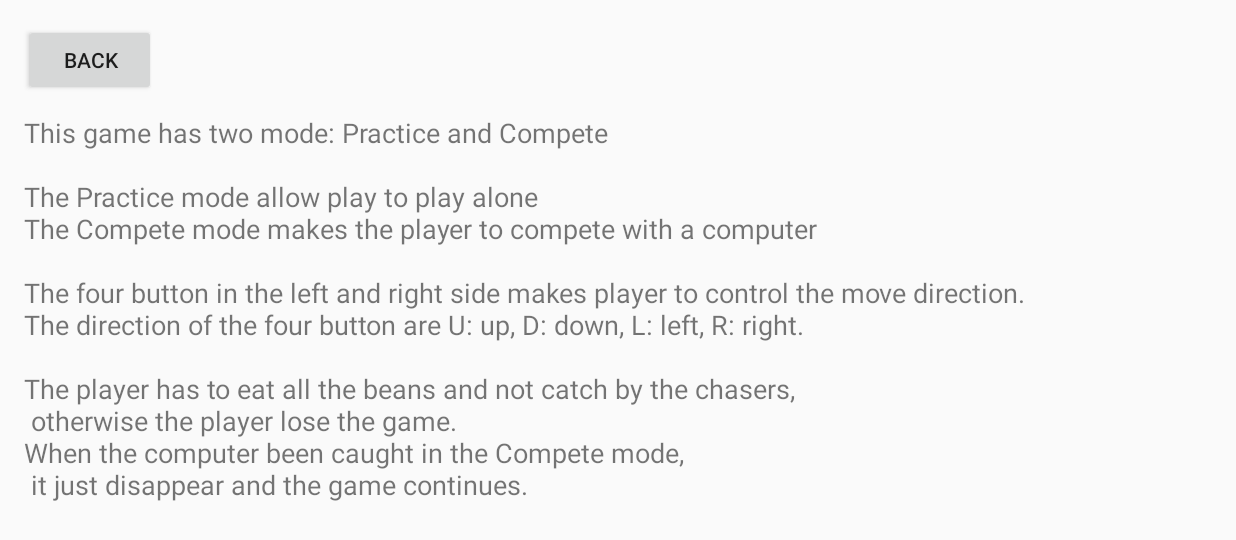
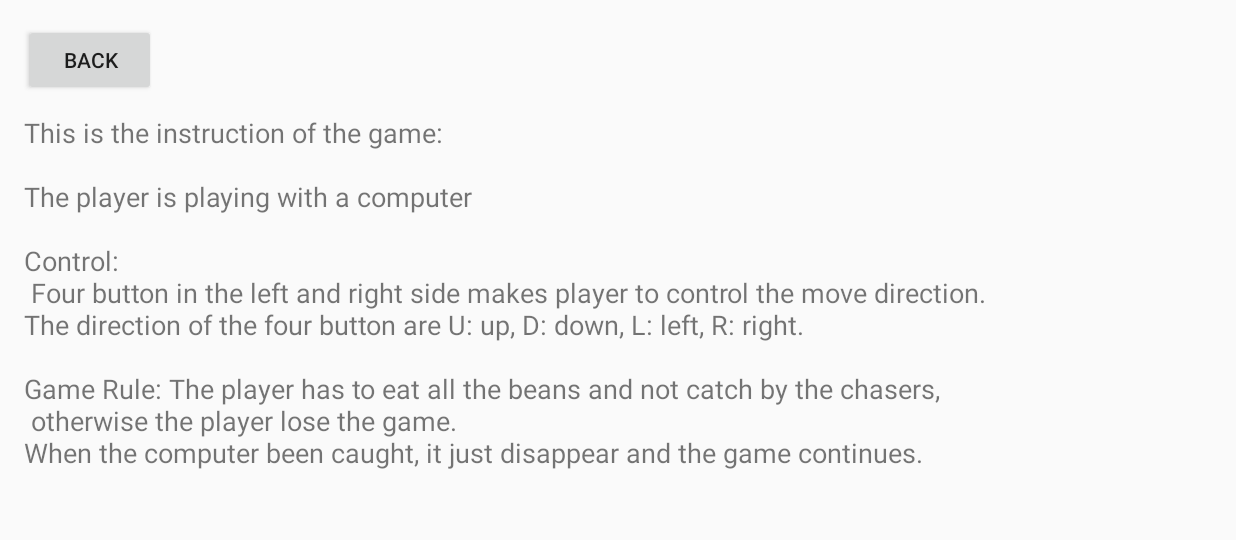
Before and after one commit to EricLuoisme/RetroGame2018s2, an Android app: the Instruction screen opened directly, with no data from a screen before it, on a phone screen of 824 x 412 dp (held sideways). Shown: the top 540 px of the screen. Run offline under Robolectric (Android 15) with nearby library versions, the phone set to English and light mode, and no system bars.

Commit message:
delete the practice function

```diff
--- a/app/src/main/java/com/example/jiangxinwei/pacman/GameActivity.java
+++ b/app/src/main/java/com/example/jiangxinwei/pacman/GameActivity.java
@@ -10,14 +10,10 @@ import android.widget.Button;
 public class GameActivity extends AppCompatActivity implements GameOver {
 
     private PacmanView pacmanView;
-    public static String function = "";
 
     @Override
     protected void onCreate(Bundle savedInstanceState) {
         super.onCreate(savedInstanceState);
-
-        function = getIntent().getStringExtra("method");
-
         requestWindowFeature(Window.FEATURE_NO_TITLE);
         getWindow().setFlags(WindowManager.LayoutParams.FLAG_FULLSCREEN,
                 WindowManager.LayoutParams.FLAG_FULLSCREEN);
--- a/app/src/main/java/com/example/jiangxinwei/pacman/Instruction.java
+++ b/app/src/main/java/com/example/jiangxinwei/pacman/Instruction.java
@@ -21,13 +21,12 @@ public class Instruction extends AppCompatActivity {
 
         TextView instructionText = (TextView)findViewById(R.id.textView_instruction);
         String instruction;
-        instruction = "This game has two mode: Practice and Compete \n\n";
-        instruction += "The Practice mode allow play to play alone\n";
-        instruction += "The Compete mode makes the player to compete with a computer\n\n";
-        instruction += "The four button in the left and right side makes player to control the move direction.\n";
+        instruction = "This is the instruction of the game:\n\n";
+        instruction += "The player is playing with a computer\n\n";
+        instruction += "Control:\n Four button in the left and right side makes player to control the move direction.\n";
         instruction += "The direction of the four button are U: up, D: down, L: left, R: right.\n\n";
-        instruction += "The player has to eat all the beans and not catch by the chasers, \n otherwise the player lose the game. \n";
-        instruction += "When the computer been caught in the Compete mode, \n it just disappear and the game continues.";
+        instruction += "Game Rule: The player has to eat all the beans and not catch by the chasers, \n otherwise the player lose the game. \n";
+        instruction += "When the computer been caught, it just disappear and the game continues.";
 
 
         instructionText.setText(instruction);
--- a/app/src/main/java/com/example/jiangxinwei/pacman/LoseActivity.java
+++ b/app/src/main/java/com/example/jiangxinwei/pacman/LoseActivity.java
@@ -26,7 +26,7 @@ public class LoseActivity extends AppCompatActivity {
     }
 
     public void ResetGame(View view) {
-        Intent intent = new Intent(this, WelcomeActivity.class);
+        Intent intent = new Intent(this, GameActivity.class);
         startActivity(intent);
     }
 }
--- a/app/src/main/java/com/example/jiangxinwei/pacman/WonActivity.java
+++ b/app/src/main/java/com/example/jiangxinwei/pacman/WonActivity.java
@@ -25,7 +25,7 @@ public class WonActivity extends AppCompatActivity {
     }
 
     public void ResetGame(View view) {
-        Intent intent = new Intent(this, WelcomeActivity.class);
+        Intent intent = new Intent(this, GameActivity.class);
         startActivity(intent);
     }
 }
```
Also changed, not shown: app/src/main/java/com/example/jiangxinwei/pacman/Beans.java (+1 -28 lines), app/src/main/java/com/example/jiangxinwei/pacman/Game.java (+3 -14 lines), app/src/main/java/com/example/jiangxinwei/pacman/PacmanView.java (+5 -7 lines), app/src/main/java/com/example/jiangxinwei/pacman/WelcomeActivity.java (+0 -7 lines), app/src/main/res/layout/activity_welcome.xml (+2 -12 lines).
